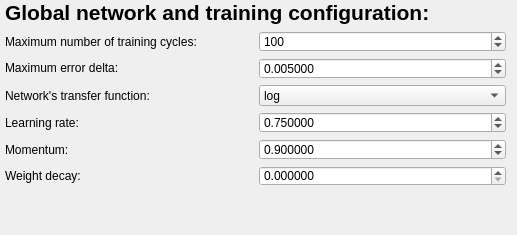
Old version of the form ANNet/QTrainingForm.ui in the repository mansoor-s/ANNetGPGPU.
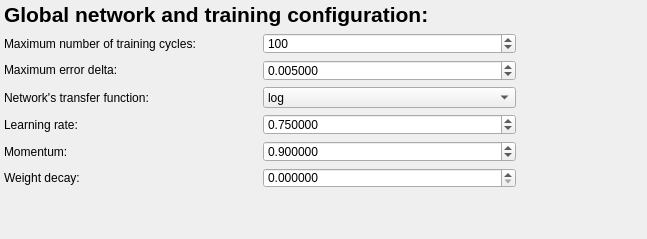
New version of the form.

```diff
--- a/ANNet/QTrainingForm.ui
+++ b/ANNet/QTrainingForm.ui
@@ -6,8 +6,8 @@
    <rect>
     <x>0</x>
     <y>0</y>
-    <width>517</width>
-    <height>235</height>
+    <width>647</width>
+    <height>239</height>
    </rect>
   </property>
   <property name="windowTitle">
@@ -16,9 +16,9 @@
   <widget class="QWidget" name="layoutWidget">
    <property name="geometry">
     <rect>
-     <x>5</x>
-     <y>0</y>
-     <width>501</width>
+     <x>4</x>
+     <y>2</y>
+     <width>512</width>
      <height>186</height>
     </rect>
    </property>
```
